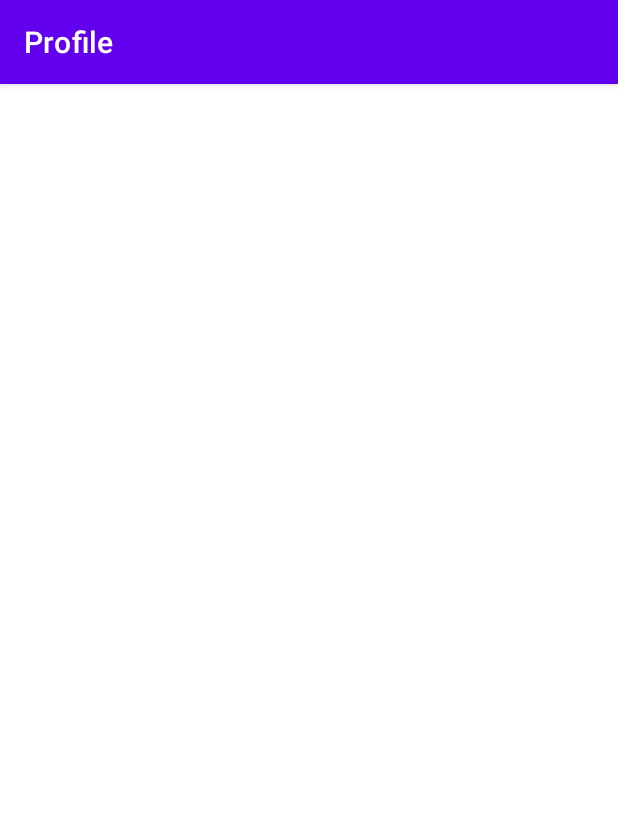
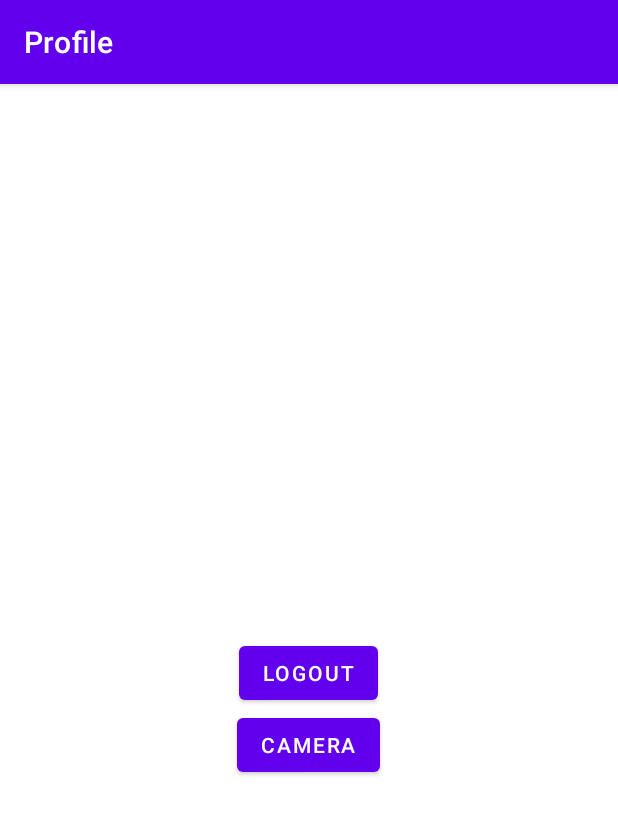
Before and after one commit to alejandroad/Final-Project, an Android app: the screen it shows after launch once a user with an empty profile is signed in (ProfileActivity), on a phone screen of 412 x 824 dp. Shown: the top 815 px of the screen. Run offline under Robolectric (Android 15) with nearby library versions, the phone set to English and light mode, and no system bars; our stand-ins replace Firebase (no records; nobody signed in at launch, a user with empty details on screens opened directly).

Commit message:
firebase and camera integration

```diff
--- a/app/src/main/AndroidManifest.xml
+++ b/app/src/main/AndroidManifest.xml
@@ -19,7 +19,8 @@
         tools:targetApi="31">
         <activity
             android:name=".CameraActivity"
-            android:exported="false" />
+            android:exported="false" >
+        </activity>
         <activity
             android:name=".MainActivity"
             android:exported="true">
--- a/app/src/main/java/com/example/lab4/ProfileActivity.kt
+++ b/app/src/main/java/com/example/lab4/ProfileActivity.kt
@@ -39,6 +39,10 @@ class ProfileActivity : AppCompatActivity() {
             auth.signOut()
             checkUser()
         }
+
+        binding.camera.setOnClickListener {
+            startActivity(Intent(this, CameraActivity::class.java))
+        }
     }
 
     private fun checkUser() {
--- a/app/src/main/res/layout/activity_profile.xml
+++ b/app/src/main/res/layout/activity_profile.xml
@@ -28,4 +28,12 @@
 
     </Button>
 
+    <Button
+        android:id="@+id/camera"
+        android:layout_width="wrap_content"
+        android:layout_height="wrap_content"
+        android:text="@string/camera">
+
+    </Button>
+
 </LinearLayout>
--- a/app/src/main/res/values/strings.xml
+++ b/app/src/main/res/values/strings.xml
@@ -11,7 +11,11 @@
     <string name="welcome_msg">Welcome!</string>
 
     <string name="logout">Logout</string>
-    <string name="create_new_account">Create a new account</string>
     <string name="hello">Hello</string>
+    <string name="create_a_new_account">Create a new account</string>
+    <string name="camera">Camera</string>
+    <string name="password_requirements">Password Requirements</string>
+    <string name="bullet">•</string>
+    <string name="requirement_one">Password must be 8 characters long</string>
 
 </resources>
```
Also changed, not shown: app/src/main/java/com/example/lab4/LogInActivity.kt (+0 -10 lines), app/src/main/java/com/example/lab4/SignUpActivity.kt (+11 -0 lines), app/src/main/res/layout/activity_sign_up.xml (+27 -0 lines), app/src/main/res/values/themes.xml (+6 -6 lines).
